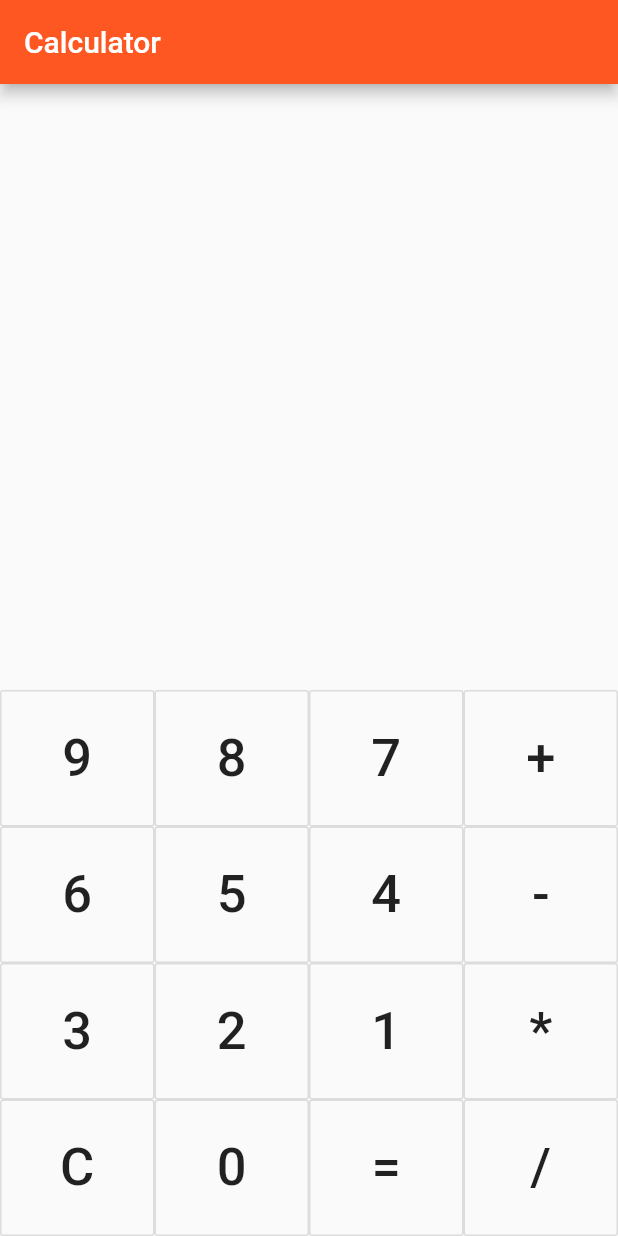
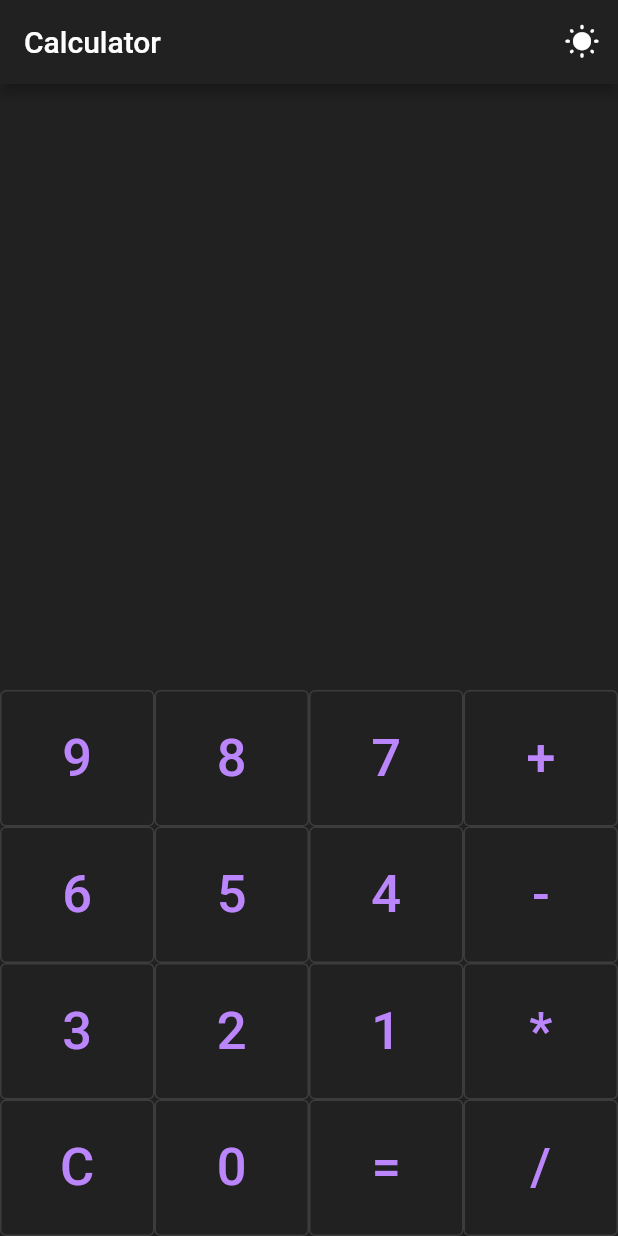
Before and after one commit to abrahamspaa/app_calculator, a Flutter app: the screen it shows after launch, on a phone screen of 412 x 824 dp. Run offline on Flutter 3.47's test engine with Material 2 defaults, Android fonts, the phone set to English and light mode, and no system bars.

Commit message:
With color themes

```diff
--- a/lib/Body.dart
+++ b/lib/Body.dart
@@ -1,7 +1,9 @@
 import 'package:flutter/material.dart';
+
+import 'utils/calculation.dart';
+
 import 'Display.dart';
-// import 'Button.dart';
-import 'utils/calculation.dart';
+import 'Button.dart';
 
 class Body extends StatefulWidget {
   @override
@@ -9,56 +11,44 @@ class Body extends StatefulWidget {
 }
 
 class _BodyState extends State<Body> {
+  _updateOutput (String text) {
+    setState(() {
+      Calc.output = Calc.result(text, Calc.output);
+    });
+  }
 
   @override
   Widget build(BuildContext context) {
     return Container(
       child: Column(
         children: <Widget>[
-          Display(output: output),
+          Display(output: Calc.output),
           Row(children: <Widget>[
-            keyOutlineButton("9"),
-            keyOutlineButton("8"),
-            keyOutlineButton("7"),
-            keyOutlineButton("+"),
+            Button(character: "9", updateOutput: _updateOutput),
+            Button(character: "8", updateOutput: _updateOutput),
+            Button(character: "7", updateOutput: _updateOutput),
+            Button(character: "+", updateOutput: _updateOutput),
           ]),
           Row(children: <Widget>[
-            keyOutlineButton("6"),
-            keyOutlineButton("5"),
-            keyOutlineButton("4"),
-            keyOutlineButton("-"),
+            Button(character: "6", updateOutput: _updateOutput),
+            Button(character: "5", updateOutput: _updateOutput),
+            Button(character: "4", updateOutput: _updateOutput),
+            Button(character: "-", updateOutput: _updateOutput),
           ]),
           Row(children: <Widget>[
-            keyOutlineButton("3"),
-            keyOutlineButton("2"),
-            keyOutlineButton("1"),
-            keyOutlineButton("*"),
+            Button(character: "3", updateOutput: _updateOutput),
+            Button(character: "2", updateOutput: _updateOutput),
+            Button(character: "1", updateOutput: _updateOutput),
+            Button(character: "*", updateOutput: _updateOutput),
           ]),
           Row(children: <Widget>[
-            keyOutlineButton("C"),
-            keyOutlineButton("0"),
-            keyOutlineButton("="),
-            keyOutlineButton("/"),
+            Button(character: "C", updateOutput: _updateOutput),
+            Button(character: "0", updateOutput: _updateOutput),
+            Button(character: "=", updateOutput: _updateOutput),
+            Button(character: "/", updateOutput: _updateOutput),
           ])
         ],
       ),
     );
   }
-
-  String output = "";
-
-  Widget keyOutlineButton(String text) {
-    return Expanded(
-      child: OutlineButton(
-        padding: EdgeInsets.all(25.0),
-        onPressed: () => setState(() {
-          output = Calc.onKeyPress(text, output);
-        }),
-        child: Text(
-          "$text",
-          style: TextStyle(fontSize: 35.0, fontWeight: FontWeight.w500),
-        )
-      )
-    );
-  }
 }
--- /dev/null
+++ b/lib/Button.dart
@@ -0,0 +1,36 @@
+import 'package:flutter/material.dart';
+
+class Button extends StatefulWidget {
+  final String character;
+  final ValueChanged<String> updateOutput;
+
+  const Button({
+    Key key,
+    @required this.character,
+    @required this.updateOutput
+  }) : super(key: key);
+
+  @override
+  _ButtonState createState() => _ButtonState();
+}
+
+class _ButtonState extends State<Button> {
+  @override
+  Widget build(BuildContext context) {
+    return Expanded(
+      child: OutlinedButton(
+        style: OutlinedButton.styleFrom(
+          padding: EdgeInsets.all(25.0)
+        ),
+        onPressed: () => widget.updateOutput(widget.character),
+        child: Text(
+          widget.character,
+          style: TextStyle(
+            fontSize: 35.0,
+            fontWeight: FontWeight.w500
+          )
+        )
+      )
+    );
+  }
+}
--- /dev/null
+++ b/lib/ChangeThemeButton.dart
@@ -0,0 +1,20 @@
+import 'package:flutter/material.dart';
+import 'package:provider/provider.dart';
+
+import 'Themes.dart';
+
+class ChangeThemeButton extends StatelessWidget {
+  @override
+  Widget build(BuildContext context) {
+    final themeProvider = Provider.of<ThemeProvider>(context);
+
+    return IconButton(
+      icon: Icon(themeProvider.isDarkMode ? Icons.wb_sunny_rounded : Icons.wb_sunny_outlined),
+      tooltip: 'Toggle between dark or light mode',
+      onPressed: () {
+        final provider = Provider.of<ThemeProvider>(context, listen: false);
+        provider.toggleTheme(!themeProvider.isDarkMode);
+      }
+    );
+  }
+}
--- /dev/null
+++ b/lib/Themes.dart
@@ -0,0 +1,24 @@
+import 'package:flutter/material.dart';
+
+class ThemeProvider extends ChangeNotifier {
+  ThemeMode themeMode = ThemeMode.dark;
+
+  bool get isDarkMode => themeMode == ThemeMode.dark;
+
+  void toggleTheme(bool isOn) {
+    themeMode = isOn ? ThemeMode.dark : ThemeMode.light;
+    notifyListeners();
+  }
+}
+
+class Themes {
+  static final darkTheme = ThemeData(
+    colorScheme: ColorScheme.dark(),
+    scaffoldBackgroundColor: Colors.grey.shade900
+  );
+
+  static final lightTheme = ThemeData(
+    colorScheme: ColorScheme.light(),
+    scaffoldBackgroundColor: Colors.white
+  );
+}
--- a/lib/main.dart
+++ b/lib/main.dart
@@ -1,4 +1,8 @@
 import 'package:flutter/material.dart';
+import 'package:provider/provider.dart';
+
+import 'ChangeThemeButton.dart';
+import 'Themes.dart';
 import 'Body.dart';
 
 void main() {
@@ -8,10 +12,19 @@ void main() {
 class MyApp extends StatelessWidget {
   @override
   Widget build(BuildContext context) {
-    return MaterialApp(
-      theme: ThemeData(primarySwatch: Colors.deepOrange),
-      home: HomePage(),
-      debugShowCheckedModeBanner: false,
+    return ChangeNotifierProvider(
+      create: (context) => ThemeProvider(),
+      builder: (context, _) {
+        final themeProvider = Provider.of<ThemeProvider>(context);
+
+        return MaterialApp(
+          home: HomePage(),
+          theme: Themes.lightTheme,
+          darkTheme: Themes.darkTheme,
+          themeMode: themeProvider.themeMode,
+          debugShowCheckedModeBanner: false,
+        );
+      }
     );
   }
 }
@@ -25,7 +38,12 @@ class _HomePageState extends State<HomePage> {
   @override
   Widget build(BuildContext context) {
     return Scaffold(
-      appBar: AppBar(title: Text('Calculator')),
+      appBar: AppBar(
+        title: Text('Calculator'),
+        actions: [
+          ChangeThemeButton()
+        ],
+      ),
       body: Body(),
     );
   }
--- a/lib/utils/calculation.dart
+++ b/lib/utils/calculation.dart
@@ -1,8 +1,9 @@
 class Calc {
+  static String output = "";
   static String calculation, sign;
   static int first, second;
 
-  static onKeyPress(String keyName, String output) {
+  static result(String keyName, String output) {
     if (keyName == "C") {
       calculation = "";
       output = "";
--- a/pubspec.yaml
+++ b/pubspec.yaml
@@ -24,10 +24,12 @@ dependencies:
   flutter:
     sdk: flutter
 
-
   # The following adds the Cupertino Icons font to your application.
   # Use with the CupertinoIcons class for iOS style icons.
   cupertino_icons: ^1.0.2
+
+  # state management
+  provider: ^4.3.2+3
 
 dev_dependencies:
   flutter_test:
```
Also changed, not shown: pubspec.lock.
